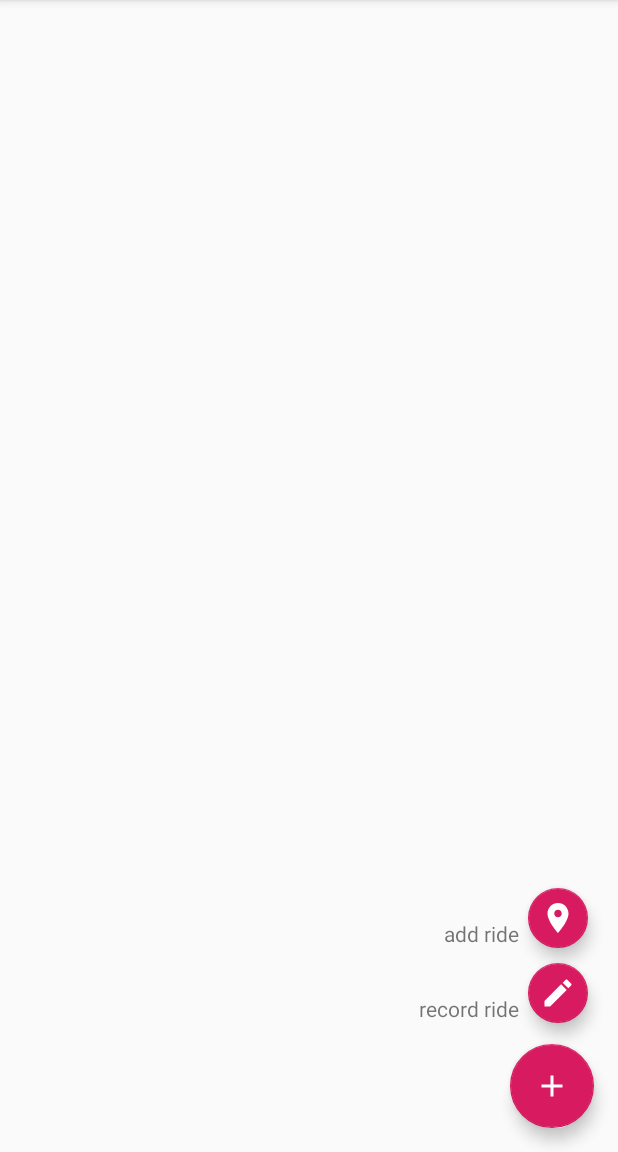
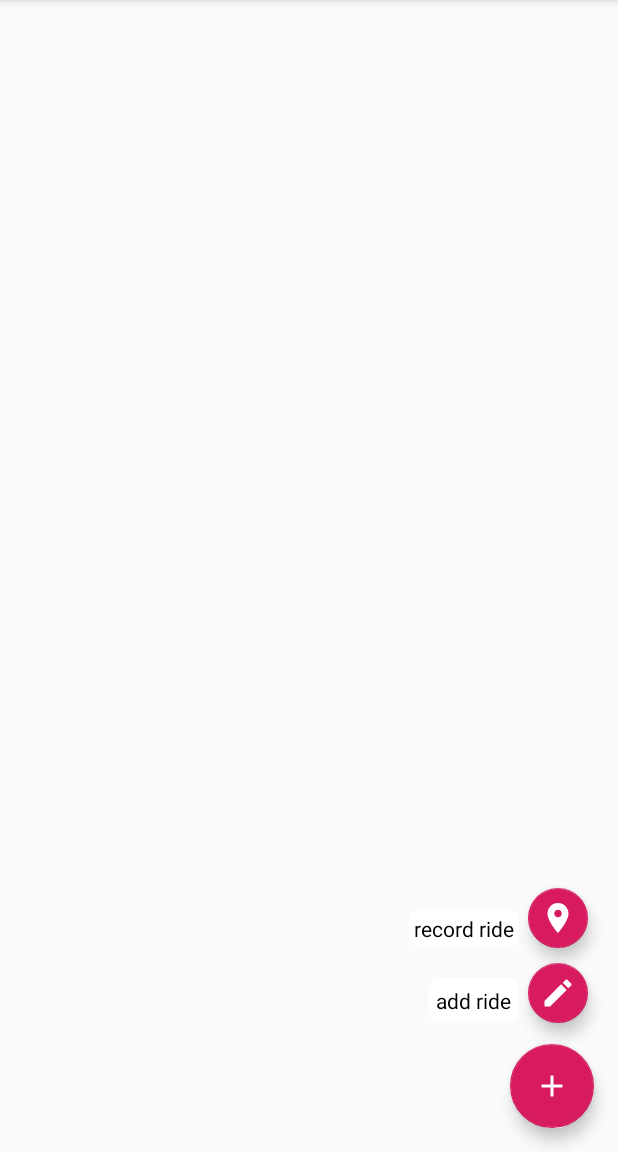
Before and after one commit to osti11/logbook, an Android app: the screen it shows after launch (MainActivity), after a tap on an icon or button, on a phone screen of 412 x 824 dp, the part 84-1236 px from its top. Run offline under Robolectric (Android 15) with nearby library versions, the phone set to English and light mode, and no system bars.

Commit message:
add drawable for a rounded textView

```diff
--- a/app/src/main/java/com/ema/jannik/logbook/model/Repository.kt
+++ b/app/src/main/java/com/ema/jannik/logbook/model/Repository.kt
@@ -42,9 +42,6 @@
     }
 
     companion object {
-        /**
-         * test
-         */
         private class InsertDriveAsyncTask(private val driveDao: DriveDao?) : AsyncTask<Drive, Void, Void>(){
             override fun doInBackground(vararg params: Drive): Void? {
                 driveDao!!.insert(params[0])
--- /dev/null
+++ b/app/src/main/res/drawable/rounded_view.xml
@@ -0,0 +1,9 @@
+<?xml version="1.0" encoding="utf-8"?>
+<selector xmlns:android="http://schemas.android.com/apk/res/android">
+    <item>
+        <shape android:shape="rectangle">
+            <solid android:color="#FFFFFF"/>
+            <corners android:radius="7dp" />
+        </shape>
+    </item>
+</selector>
--- a/app/src/main/res/layout/activity_main.xml
+++ b/app/src/main/res/layout/activity_main.xml
@@ -28,8 +28,11 @@
             android:layout_height="wrap_content"
             android:layout_gravity="end|bottom"
             android:layout_marginBottom="136dp"
-            android:layout_marginRight="66dp"
-            android:text="@string/fab_add"
+            android:layout_marginEnd="66dp"
+            android:text="@string/fab_record"
+            android:background="@drawable/rounded_view"
+            android:textColor="#000000"
+            android:padding="3dp"
             android:visibility="gone"/>
 
     <com.google.android.material.floatingactionbutton.FloatingActionButton
@@ -40,7 +43,7 @@
             android:layout_height="wrap_content"
             android:layout_gravity="end|bottom"
             android:layout_marginBottom="86dp"
-            android:layout_marginRight="20dp"
+            android:layout_marginEnd="20dp"
             android:visibility="gone"/>
 
     <TextView
@@ -49,9 +52,14 @@
             android:layout_height="wrap_content"
             android:layout_gravity="end|bottom"
             android:layout_marginBottom="86dp"
-            android:layout_marginRight="66dp"
-            android:text="@string/fab_record"
-            android:visibility="gone"/>
+            android:layout_marginEnd="66dp"
+            android:text="@string/fab_add"
+            android:background="@drawable/rounded_view"
+            android:textColor="#000000"
+            android:visibility="gone"
+            android:padding="5dp"
+
+            />
 
     <com.google.android.material.floatingactionbutton.FloatingActionButton
             android:id="@+id/fab_record"
@@ -61,7 +69,7 @@
             android:layout_gravity="end|bottom"
             app:fabSize="mini"
             android:layout_marginBottom="136dp"
-            android:layout_marginRight="20dp"
+            android:layout_marginEnd="20dp"
             android:visibility="gone"/>
 
 
```
